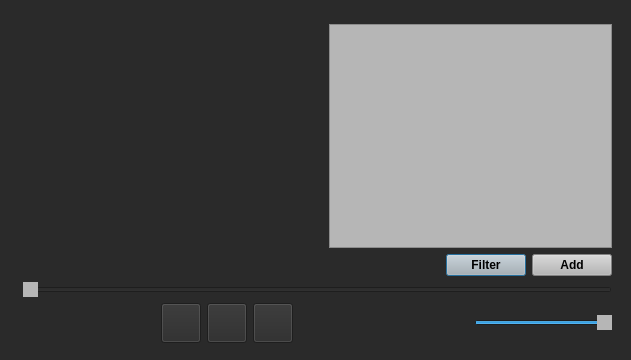
Old version of the form dialog.ui in the repository AndreiG23/MP3Player.
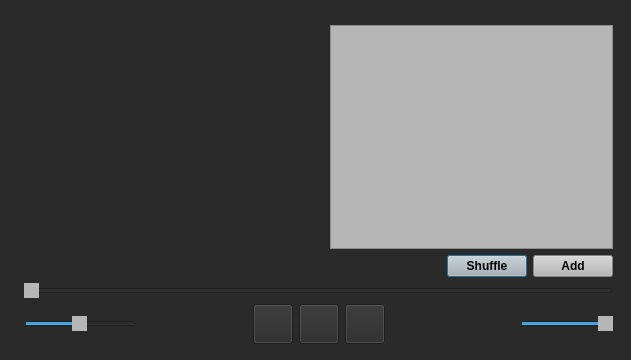
New version of the form. Icons and pictures are not drawn.

What changed in the file:
```diff
--- a/dialog.ui
+++ b/dialog.ui
@@ -29,8 +29,8 @@
   <widget class="QWidget" name="layoutWidget">
    <property name="geometry">
     <rect>
-     <x>12</x>
-     <y>13</y>
+     <x>13</x>
+     <y>14</y>
      <width>611</width>
      <height>341</height>
     </rect>
@@ -90,7 +90,7 @@
              <string notr="true">background-color: rgb(182, 182, 182);</string>
             </property>
             <property name="text">
-             <string>Filter</string>
+             <string>Shuffle</string>
             </property>
            </widget>
           </item>
@@ -132,7 +132,34 @@
        </widget>
       </item>
       <item>
+       <layout class="QHBoxLayout" name="horizontalLayout_6">
+        <item>
        <layout class="QHBoxLayout" name="horizontalLayout_4">
+          <item>
+           <widget class="QSlider" name="SliderSpeed">
+            <property name="styleSheet">
+             <string notr="true">QSlider::handle:horizontal
+{
+background-color: rgb(182, 182, 182);
+}</string>
+            </property>
+            <property name="minimum">
+             <number>1</number>
+            </property>
+            <property name="maximum">
+             <number>100</number>
+            </property>
+            <property name="pageStep">
+             <number>10</number>
+            </property>
+            <property name="value">
+             <number>50</number>
+            </property>
+            <property name="orientation">
+             <enum>Qt::Horizontal</enum>
+            </property>
+           </widget>
+          </item>
         <item>
          <spacer name="horizontalSpacer_3">
           <property name="minimumSize">
@@ -146,12 +173,14 @@
           </property>
           <property name="sizeHint" stdset="0">
            <size>
-            <width>218</width>
+              <width>118</width>
             <height>38</height>
            </size>
           </property>
          </spacer>
         </item>
+         </layout>
+        </item>
         <item>
          <layout class="QHBoxLayout" name="horizontalLayout_3">
           <item>
@@ -224,6 +253,8 @@
          </layout>
         </item>
         <item>
+         <layout class="QHBoxLayout" name="horizontalLayout_5">
+          <item>
          <spacer name="horizontalSpacer_4">
           <property name="minimumSize">
            <size>
@@ -279,6 +310,8 @@
            <enum>Qt::Horizontal</enum>
           </property>
          </widget>
+          </item>
+         </layout>
         </item>
        </layout>
       </item>
```
Lines whose indentation alone changed are shown as unchanged.
